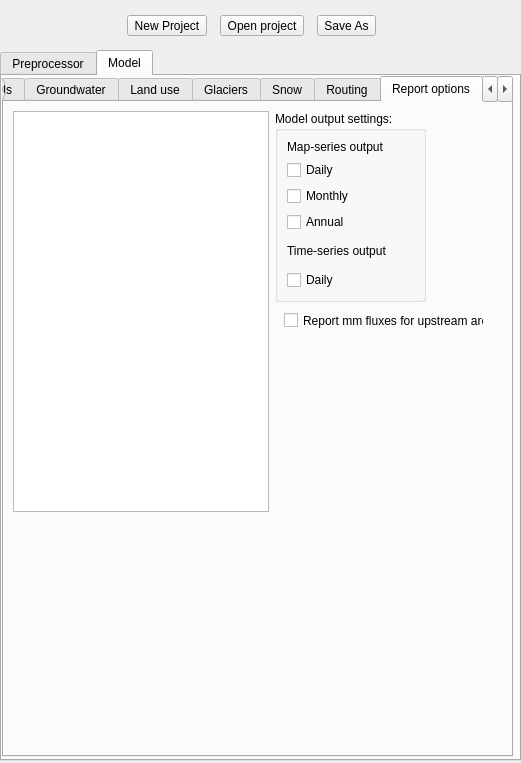
Old version of the form ui/SPHY_plugin_dialog_base.ui in the repository FutureWater/SphyPlugin.
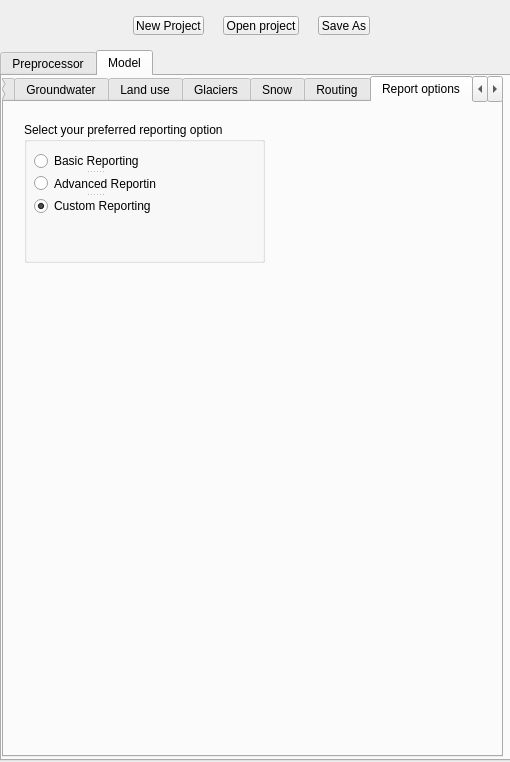
New version of the form. The open tabs and pages were chosen to show the change. Icons and pictures are not drawn.

```diff
--- a/ui/SPHY_plugin_dialog_base.ui
+++ b/ui/SPHY_plugin_dialog_base.ui
@@ -6,10 +6,22 @@
    <rect>
     <x>0</x>
     <y>0</y>
-    <width>521</width>
-    <height>763</height>
+    <width>510</width>
+    <height>762</height>
    </rect>
   </property>
+  <property name="sizePolicy">
+   <sizepolicy hsizetype="MinimumExpanding" vsizetype="MinimumExpanding">
+    <horstretch>0</horstretch>
+    <verstretch>0</verstretch>
+   </sizepolicy>
+  </property>
+  <property name="maximumSize">
+   <size>
+    <width>510</width>
+    <height>762</height>
+   </size>
+  </property>
   <property name="font">
    <font>
     <underline>false</underline>
@@ -23,52 +35,12 @@
     <normaloff>:/plugins/SphyPlugin/images/icon.png</normaloff>
     <normalon>:/plugins/SphyPlugin/images/icon.png</normalon>:/plugins/SphyPlugin/images/icon.png</iconset>
   </property>
-  <widget class="QWidget" name="horizontalLayoutWidget">
-   <property name="geometry">
-    <rect>
-     <x>120</x>
-     <y>10</y>
-     <width>264</width>
-     <height>31</height>
-    </rect>
-   </property>
-   <layout class="QHBoxLayout" name="horizontalLayout_7">
-    <item>
-     <widget class="QToolButton" name="newButton">
-      <property name="font">
-       <font>
-        <weight>50</weight>
-        <bold>false</bold>
-        <underline>false</underline>
-       </font>
-      </property>
-      <property name="text">
-       <string>New Project</string>
-      </property>
-     </widget>
-    </item>
-    <item>
-     <widget class="QToolButton" name="openButton">
-      <property name="text">
-       <string>Open project</string>
-      </property>
-     </widget>
-    </item>
-    <item>
-     <widget class="QToolButton" name="saveAsButton">
-      <property name="text">
-       <string>Save As</string>
-      </property>
-     </widget>
-    </item>
-   </layout>
-  </widget>
   <widget class="QTabWidget" name="tabWidget">
    <property name="geometry">
     <rect>
      <x>0</x>
      <y>50</y>
-     <width>521</width>
+     <width>511</width>
      <height>711</height>
     </rect>
    </property>
@@ -1478,7 +1450,7 @@
       <rect>
        <x>0</x>
        <y>0</y>
-       <width>511</width>
+       <width>501</width>
        <height>681</height>
       </rect>
      </property>
@@ -1588,18 +1560,26 @@
                <string>Spin up years</string>
               </property>
              </widget>
-            </item>
-            <item>
-             <widget class="QSpinBox" name="spinupyearSpinBox"/>
-            </item>
-            <item>
-             <widget class="QLabel" name="startDateLabel_2">
-              <property name="text">
-               <string>Start date</string>
-              </property>
-              <property name="alignment">
-               <set>Qt::AlignRight|Qt::AlignTrailing|Qt::AlignVCenter</set>
-              </property>
+             <widget class="QWidget" name="layoutWidget">
+              <layout class="QHBoxLayout" name="horizontalLayout_7">
+               <item>
+                <widget class="QLabel" name="startDateLabel_2">
+                 <property name="text">
+                  <string>Start date</string>
+                 </property>
+                 <property name="alignment">
+                  <set>Qt::AlignLeading|Qt::AlignLeft|Qt::AlignVCenter</set>
+                 </property>
+                </widget>
+               </item>
+               <item>
+                <widget class="QDateEdit" name="startDateEdit_m">
+                 <property name="displayFormat">
+                  <string>dd-MMM-yyyy</string>
+                 </property>
+                </widget>
+               </item>
+              </layout>
              </widget>
             </item>
             <item>
@@ -3907,100 +3887,64 @@
       <attribute name="title">
        <string>Report options</string>
       </attribute>
-      <widget class="QListWidget" name="reportListWidget">
+      <widget class="QGroupBox" name="groupBox_39">
        <property name="geometry">
         <rect>
-         <x>9</x>
-         <y>9</y>
-         <width>256</width>
-         <height>401</height>
-        </rect>
-       </property>
-      </widget>
-      <widget class="QCheckBox" name="mmRepFlagCheckBox">
-       <property name="geometry">
-        <rect>
-         <x>280</x>
-         <y>210</y>
-         <width>200</width>
-         <height>17</height>
-        </rect>
-       </property>
-       <property name="text">
-        <string>Report mm fluxes for upstream area</string>
-       </property>
-      </widget>
-      <widget class="QGroupBox" name="modelReportGroupBox">
-       <property name="enabled">
-        <bool>true</bool>
-       </property>
-       <property name="geometry">
-        <rect>
-         <x>271</x>
-         <y>9</y>
-         <width>151</width>
-         <height>191</height>
+         <x>20</x>
+         <y>20</y>
+         <width>241</width>
+         <height>141</height>
         </rect>
        </property>
        <property name="title">
-        <string>Model output settings:</string>
+        <string>Select your preferred reporting option</string>
        </property>
-       <layout class="QVBoxLayout" name="verticalLayout_28">
-        <item>
-         <layout class="QGridLayout" name="reportLayout">
-          <item row="0" column="0">
-           <layout class="QVBoxLayout" name="verticalLayout_29">
-            <item>
-             <widget class="QLabel" name="mapLabel">
-              <property name="text">
-               <string>Map-series output</string>
-              </property>
-             </widget>
-            </item>
-            <item>
-             <widget class="QCheckBox" name="dailyMapReportCheckBox">
-              <property name="text">
-               <string>Daily</string>
-              </property>
-             </widget>
-            </item>
-            <item>
-             <widget class="QCheckBox" name="monthlyMapReportCheckBox">
-              <property name="text">
-               <string>Monthly</string>
-              </property>
-             </widget>
-            </item>
-            <item>
-             <widget class="QCheckBox" name="annualMapReportCheckBox">
-              <property name="text">
-               <string>Annual</string>
-              </property>
-             </widget>
-            </item>
-           </layout>
-          </item>
-          <item row="1" column="0">
-           <layout class="QVBoxLayout" name="verticalLayout_30">
-            <item>
-             <widget class="QLabel" name="tssLabel">
-              <property name="text">
-               <string>Time-series output</string>
-              </property>
-             </widget>
-            </item>
-            <item>
-             <widget class="QCheckBox" name="dailyTSSReportCheckBox">
-              <property name="text">
-               <string>Daily</string>
-              </property>
-             </widget>
-            </item>
-           </layout>
-          </item>
-         </layout>
-        </item>
-       </layout>
+       <widget class="QSplitter" name="splitter">
+        <property name="geometry">
+         <rect>
+          <x>10</x>
+          <y>30</y>
+          <width>122</width>
+          <height>63</height>
+         </rect>
+        </property>
+        <property name="orientation">
+         <enum>Qt::Vertical</enum>
+        </property>
+        <widget class="QRadioButton" name="basicReportingRadioButton">
+         <property name="text">
+          <string>Basic Reporting</string>
+         </property>
+         <property name="checked">
+          <bool>false</bool>
+         </property>
+        </widget>
+        <widget class="QRadioButton" name="AdvancedReportingRadioButton">
+         <property name="text">
+          <string>Advanced Reporting</string>
+         </property>
+         <property name="autoRepeat">
+          <bool>false</bool>
+         </property>
+         <property name="autoExclusive">
+          <bool>true</bool>
+         </property>
+        </widget>
+        <widget class="QRadioButton" name="CustomReportingRadioButton">
+         <property name="text">
+          <string>Custom Reporting</string>
+         </property>
+         <property name="checked">
+          <bool>true</bool>
+         </property>
+         <property name="autoRepeat">
+          <bool>false</bool>
+         </property>
+         <property name="autoExclusive">
+          <bool>true</bool>
+         </property>
+        </widget>
+       </widget>
       </widget>
      </widget>
      <widget class="QWidget" name="runModelTab">
@@ -4629,6 +4573,52 @@
     </widget>
    </widget>
   </widget>
+  <widget class="QToolButton" name="saveAsButton">
+   <property name="geometry">
+    <rect>
+     <x>318</x>
+     <y>16</y>
+     <width>52</width>
+     <height>19</height>
+    </rect>
+   </property>
+   <property name="text">
+    <string>Save As</string>
+   </property>
+  </widget>
+  <widget class="QToolButton" name="openButton">
+   <property name="geometry">
+    <rect>
+     <x>223</x>
+     <y>16</y>
+     <width>76</width>
+     <height>19</height>
+    </rect>
+   </property>
+   <property name="text">
+    <string>Open project</string>
+   </property>
+  </widget>
+  <widget class="QToolButton" name="newButton">
+   <property name="geometry">
+    <rect>
+     <x>133</x>
+     <y>16</y>
+     <width>71</width>
+     <height>19</height>
+    </rect>
+   </property>
+   <property name="font">
+    <font>
+     <weight>50</weight>
+     <bold>false</bold>
+     <underline>false</underline>
+    </font>
+   </property>
+   <property name="text">
+    <string>New Project</string>
+   </property>
+  </widget>
  </widget>
  <resources>
   <include location="resources.qrc"/>
```
Left out of the diff: 414 changed lines with no effect on the pictures.
